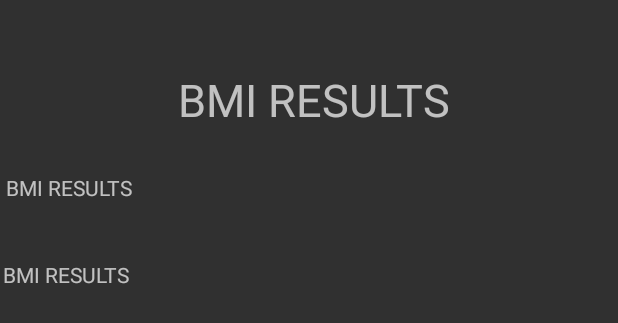
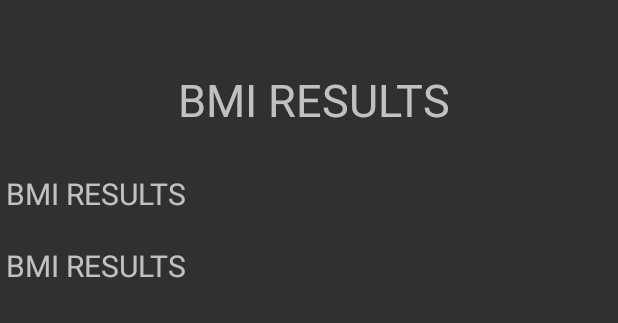
Before and after one commit to surajkamblesk/DailyOneAppChallenge, an Android app: the layout activity_results.xml on its own in the app's theme, with its tools: preview values and no code run, on a phone screen of 412 x 824 dp. Shown: the top 323 px of the screen. Run offline under Robolectric (Android 15) with nearby library versions, the phone set to English and light mode, and no system bars; plain views replace GraphView; Roboto replaces fonts that are not available here.

```diff
--- a/BMI_Calculator/app/build.gradle
+++ b/BMI_Calculator/app/build.gradle
@@ -27,5 +27,5 @@ dependencies {
     implementation 'com.google.android.gms:play-services-ads:18.3.0'
     androidTestImplementation 'androidx.test.ext:junit:1.1.0'
     androidTestImplementation 'androidx.test.espresso:espresso-core:3.1.1'
-    implementation 'com.jjoe64:graphview:4.2.1'
+    implementation 'com.jjoe64:graphview:4.2.2'
 }
--- a/BMI_Calculator/app/src/main/java/com/deepconnect/bmi_calculator/MainActivity.java
+++ b/BMI_Calculator/app/src/main/java/com/deepconnect/bmi_calculator/MainActivity.java
@@ -16,7 +16,6 @@ import com.google.android.gms.ads.MobileAds;
 import com.google.android.gms.ads.initialization.InitializationStatus;
 import com.google.android.gms.ads.initialization.OnInitializationCompleteListener;
 
-import java.util.regex.Pattern;
 
 public class MainActivity extends AppCompatActivity {
 
@@ -89,15 +88,14 @@ public class MainActivity extends AppCompatActivity {
                 ans = "very severely Obese";
             }
 
+            Intent intent = new Intent(MainActivity.this, ResultsActivity.class);
+            String str_bmi = Double.toString(bmi);
+            intent.putExtra("bmi_value", str_bmi);
+            Toast.makeText(MainActivity.this, " " + bmi, Toast.LENGTH_SHORT).show();
+            intent.putExtra("Final_answer", ans);
+            startActivity(intent);
+
         }
-//        Toast.makeText(MainActivity.this, " " + ans, Toast.LENGTH_SHORT).show();
-//        result.setText(ans);
-        Intent intent = new Intent(MainActivity.this, ResultsActivity.class);
-        String str_bmi = Double.toString(bmi);
-        intent.putExtra("bmi_value", str_bmi);
-        Toast.makeText(MainActivity.this, " " + bmi, Toast.LENGTH_SHORT).show();
-        intent.putExtra("Final_answer", ans);
-        startActivity(intent);
 
 
     }
--- a/BMI_Calculator/app/src/main/java/com/deepconnect/bmi_calculator/ResultsActivity.java
+++ b/BMI_Calculator/app/src/main/java/com/deepconnect/bmi_calculator/ResultsActivity.java
@@ -5,6 +5,10 @@ import androidx.appcompat.app.AppCompatActivity;
 import android.os.Bundle;
 import android.widget.TextView;
 import android.widget.Toast;
+
+import com.jjoe64.graphview.GraphView;
+import com.jjoe64.graphview.series.DataPoint;
+import com.jjoe64.graphview.series.LineGraphSeries;
 
 public class ResultsActivity extends AppCompatActivity {
     String bmi_value,final_answer;
@@ -15,6 +19,17 @@ public class ResultsActivity extends AppCompatActivity {
         setContentView(R.layout.activity_results);
         BindViews();
         Bundle extras = getIntent().getExtras();
+
+//        GraphView graph =  findViewById(R.id.graph);
+//        LineGraphSeries<DataPoint> series = new LineGraphSeries<>(new DataPoint[] {
+//                new DataPoint(0, 1),
+//                new DataPoint(1, 5),
+//                new DataPoint(2, 3),
+//                new DataPoint(3, 2),
+//                new DataPoint(4, 6)
+//        });
+//        graph.addSeries(series);
+
 
         if (extras != null) {
            bmi_value = extras.getString("bmi_value");
@@ -27,7 +42,7 @@ public class ResultsActivity extends AppCompatActivity {
 
         Bmi_tv.setText(bmi_value);
         FinalAnswer_tv.setText(final_answer);
-        Toast.makeText(this, " " + bmi_value, Toast.LENGTH_SHORT).show();
+
 
     }
 
--- a/BMI_Calculator/app/src/main/res/layout/activity_results.xml
+++ b/BMI_Calculator/app/src/main/res/layout/activity_results.xml
@@ -4,7 +4,8 @@
     xmlns:tools="http://schemas.android.com/tools"
     android:layout_width="match_parent"
     android:layout_height="match_parent"
-    tools:context=".ResultsActivity">
+    tools:context=".ResultsActivity"
+    tools:ignore="ExtraText">
 
     <TextView
         android:id="@+id/tv_title"
@@ -34,7 +35,9 @@
         android:layout_marginEnd="-3dp"
         android:layout_marginLeft="20dp"
         android:layout_marginRight="20dp"
+        android:textSize="20dp"
         android:text="BMI RESULTS" />
+
 
     <TextView
         android:id="@+id/tv_finalAnswer"
@@ -44,12 +47,24 @@
         android:layout_alignParentTop="true"
         android:layout_alignParentEnd="true"
         android:layout_centerHorizontal="true"
-        android:layout_marginStart="2dp"
-        android:layout_marginTop="173dp"
-        android:layout_marginEnd="-1dp"
+        android:layout_marginStart="4dp"
         android:layout_marginLeft="20dp"
+        android:layout_marginTop="163dp"
+        android:layout_marginEnd="-3dp"
         android:layout_marginRight="20dp"
-        android:text="BMI RESULTS" />
+        android:text="BMI RESULTS"
+        android:textSize="20dp" />
 
+<!--    <com.jjoe64.graphview.GraphView-->
+<!--        android:id="@+id/graph"-->
+<!--        android:layout_width="391dp"-->
+<!--        android:layout_height="310dp"-->
+<!--        android:layout_alignParentStart="true"-->
+<!--        android:layout_alignParentEnd="true"-->
+<!--        android:layout_alignParentBottom="true"-->
+<!--        android:layout_centerHorizontal="true"-->
+<!--        android:layout_marginStart="12dp"-->
+<!--        android:layout_marginEnd="8dp"-->
+<!--        android:layout_marginBottom="180dp" />-->
 
 </RelativeLayout>
```
